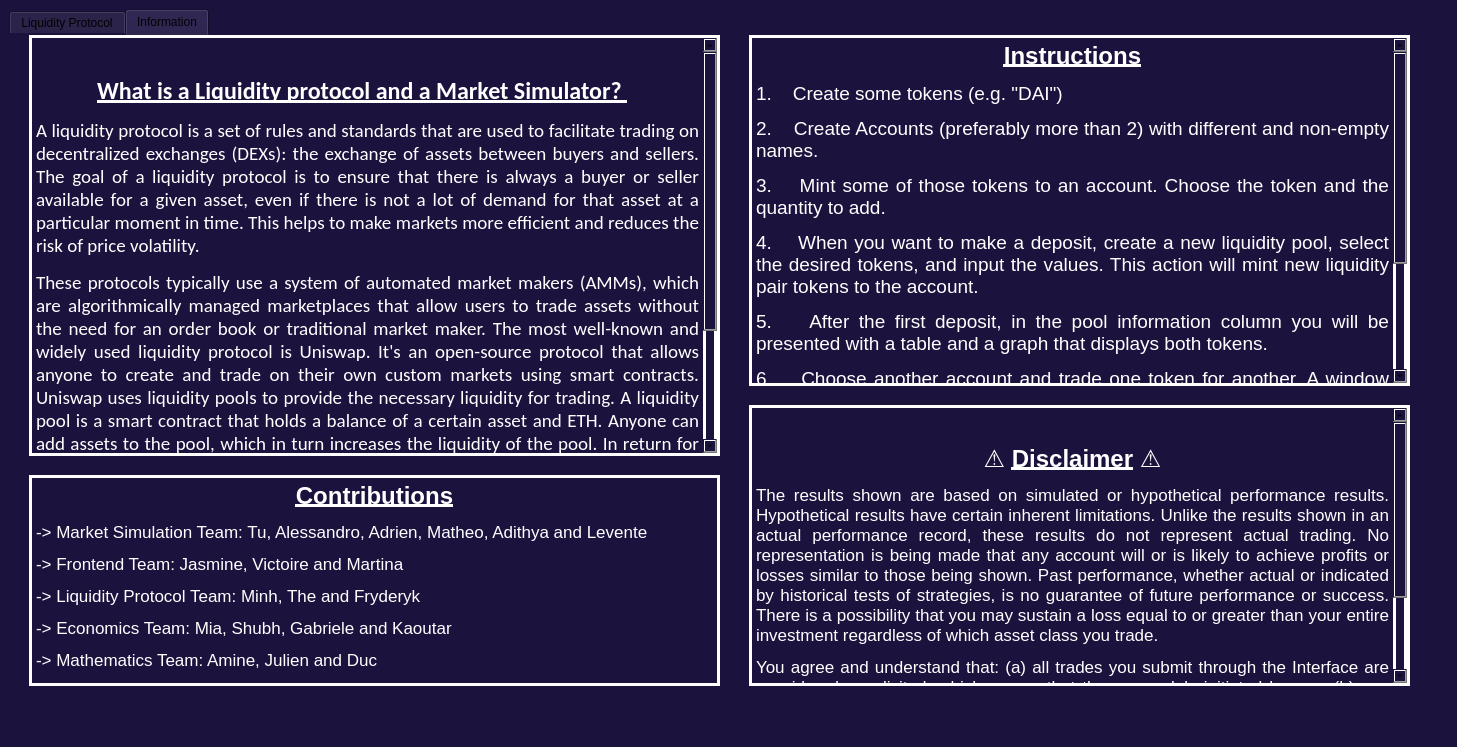
This is introductorywindow.ui in LiquidityProtocol/AMM-Simulator as Qt 5 draws it before an edit. The edited form follows.
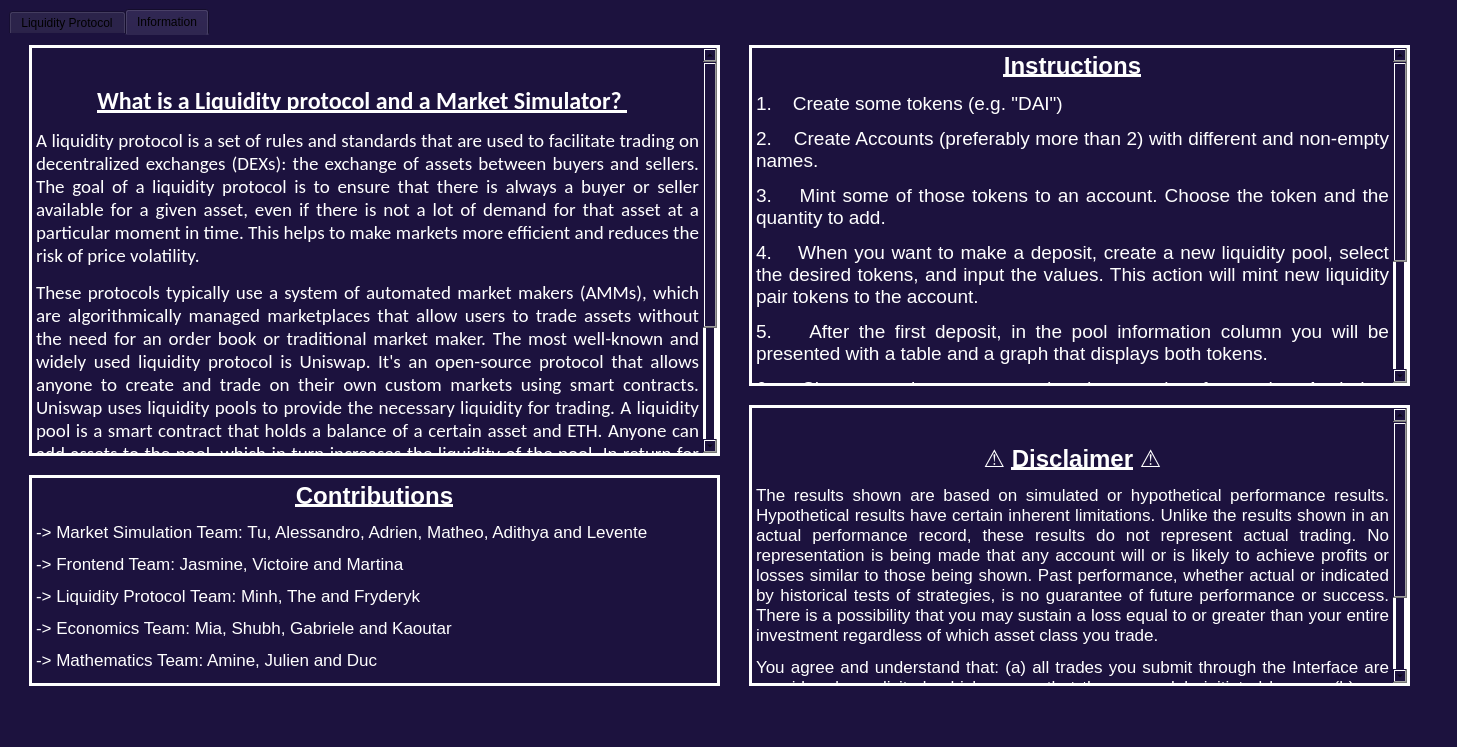
This is the edited form. The open tabs and pages were chosen to show the change. Icons and pictures are not drawn.

Commit message: Updates to main window

```diff
--- a/introductorywindow.ui
+++ b/introductorywindow.ui
@@ -90,9 +90,9 @@
         <property name="geometry">
          <rect>
           <x>20</x>
-          <y>0</y>
+          <y>10</y>
           <width>691</width>
-          <height>421</height>
+          <height>411</height>
          </rect>
         </property>
         <property name="font">
@@ -126,9 +126,9 @@
         <property name="geometry">
          <rect>
           <x>740</x>
-          <y>0</y>
+          <y>10</y>
           <width>661</width>
-          <height>351</height>
+          <height>341</height>
          </rect>
         </property>
         <property name="styleSheet">
```
Left out of the diff: 2 changed lines with no effect on the pictures. The commit also changes 4 other files.
